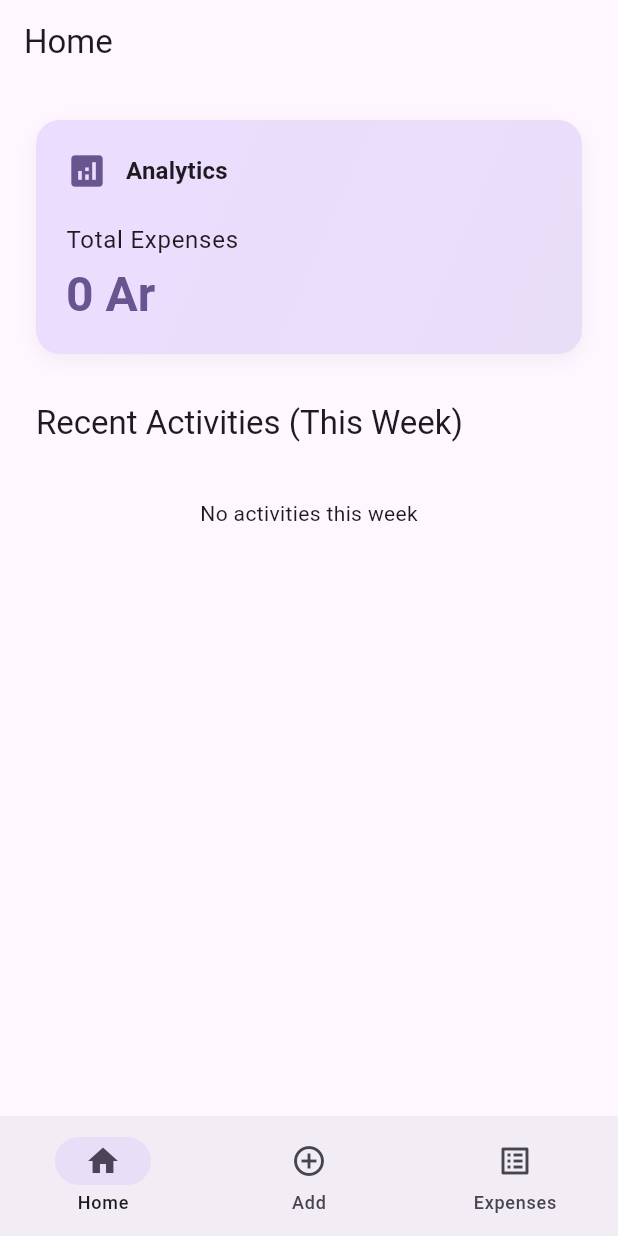
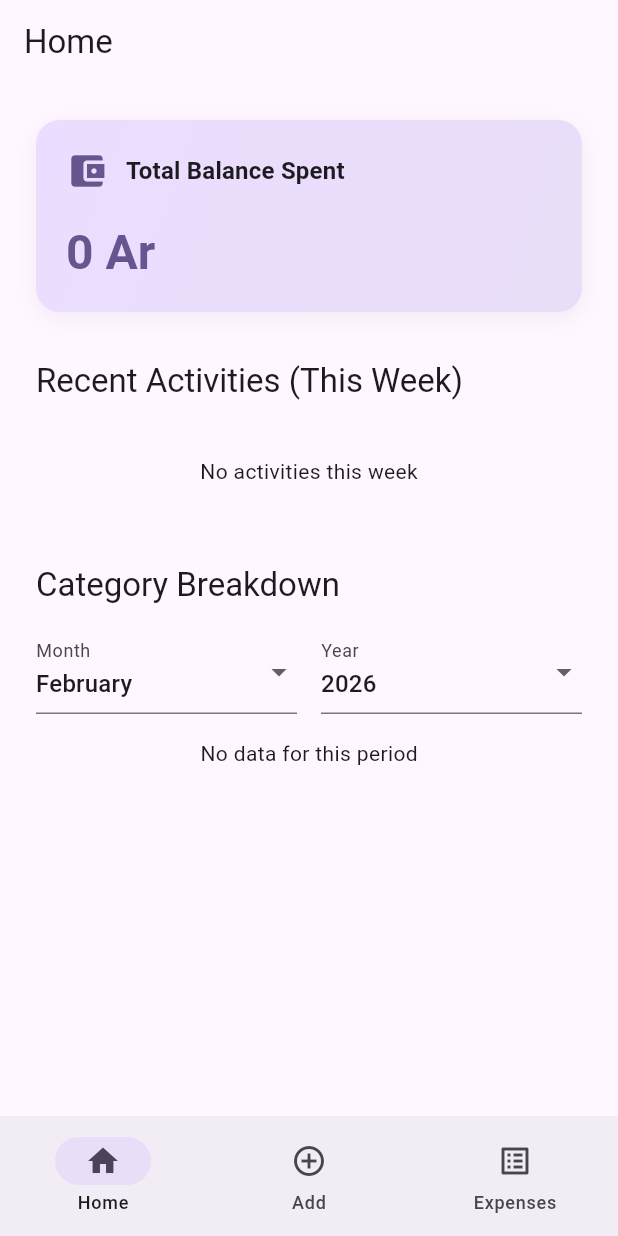
Before and after one commit to HenintsoaPaul/poketra-vy, a Flutter app: the screen it shows after launch, on a phone screen of 412 x 824 dp. Run offline on Flutter 3.47's test engine with Material 3 defaults, Android fonts, the phone set to English and light mode, and no system bars; our stand-ins replace fl_chart, flutter_riverpod, go_router, hive, hive_flutter, speech_to_text; accounts and stored records are empty.

Commit message:
feat: categories breakdown chart

```diff
--- a/lib/features/home/screens/home_screen.dart
+++ b/lib/features/home/screens/home_screen.dart
@@ -1,21 +1,43 @@
 import 'package:flutter/material.dart';
 import 'package:flutter_riverpod/flutter_riverpod.dart';
+import 'package:intl/intl.dart';
 import '../../expenses/providers/expenses_provider.dart';
 import '../../expenses/widgets/expense_tile.dart';
+import '../widgets/expense_pie_chart.dart';
 
-class HomeScreen extends ConsumerWidget {
+class HomeScreen extends ConsumerStatefulWidget {
   const HomeScreen({super.key});
 
   @override
-  Widget build(BuildContext context, WidgetRef ref) {
+  ConsumerState<HomeScreen> createState() => _HomeScreenState();
+}
+
+class _HomeScreenState extends ConsumerState<HomeScreen> {
+  late int _selectedMonth;
+  late int _selectedYear;
+
+  @override
+  void initState() {
+    super.initState();
+    final now = DateTime.now();
+    _selectedMonth = now.month;
+    _selectedYear = now.year;
+  }
+
+  @override
+  Widget build(BuildContext context) {
     final expenses = ref.watch(expensesProvider);
 
-    // Calculate Total Expenses
-    final totalAmount = expenses.fold(0.0, (sum, item) => sum + item.amount);
+    // Calculate total amount for all time
+    final allTimeTotal = expenses.fold(0.0, (sum, item) => sum + item.amount);
+
+    // Filter expenses for selected month/year for the chart
+    final filteredForChart = expenses.where((e) {
+      return e.date.month == _selectedMonth && e.date.year == _selectedYear;
+    }).toList();
 
     // Calculate Recent Activities (Last 5 this week)
     final now = DateTime.now();
-    // Monday as start of week
     final weekStart = now.subtract(Duration(days: now.weekday - 1));
     final weekStartTime = DateTime(
       weekStart.year,
@@ -43,8 +65,8 @@ class HomeScreen extends ConsumerWidget {
           child: Column(
             crossAxisAlignment: CrossAxisAlignment.start,
             children: [
-              // Analytics Section
-              _buildAnalyticsSection(context, totalAmount),
+              // Analytics Section (All Time)
+              _buildAnalyticsSummary(context, allTimeTotal),
               const SizedBox(height: 32),
 
               // Recent Activities Section
@@ -71,6 +93,17 @@ class HomeScreen extends ConsumerWidget {
                     return ExpenseTile(expense: expense);
                   },
                 ),
+              const SizedBox(height: 32),
+
+              // Charts Section
+              Text(
+                'Category Breakdown',
+                style: Theme.of(context).textTheme.titleLarge,
+              ),
+              const SizedBox(height: 16),
+              _buildMonthYearSelectors(),
+              const SizedBox(height: 16),
+              ExpensePieChart(expenses: filteredForChart),
             ],
           ),
         ),
@@ -78,7 +111,47 @@ class HomeScreen extends ConsumerWidget {
     );
   }
 
-  Widget _buildAnalyticsSection(BuildContext context, double totalAmount) {
+  Widget _buildMonthYearSelectors() {
+    return Row(
+      children: [
+        Expanded(
+          child: DropdownButtonFormField<int>(
+            value: _selectedMonth,
+            decoration: const InputDecoration(labelText: 'Month'),
+            items: List.generate(12, (index) => index + 1).map((month) {
+              return DropdownMenuItem(
+                value: month,
+                child: Text(DateFormat('MMMM').format(DateTime(2024, month))),
+              );
+            }).toList(),
+            onChanged: (val) {
+              if (val != null) setState(() => _selectedMonth = val);
+            },
+          ),
+        ),
+        const SizedBox(width: 16),
+        Expanded(
+          child: DropdownButtonFormField<int>(
+            value: _selectedYear,
+            decoration: const InputDecoration(labelText: 'Year'),
+            items: List.generate(5, (index) => DateTime.now().year - index).map(
+              (year) {
+                return DropdownMenuItem(
+                  value: year,
+                  child: Text(year.toString()),
+                );
+              },
+            ).toList(),
+            onChanged: (val) {
+              if (val != null) setState(() => _selectedYear = val);
+            },
+          ),
+        ),
+      ],
+    );
+  }
+
+  Widget _buildAnalyticsSummary(BuildContext context, double totalAmount) {
     return Container(
       width: double.infinity,
       padding: const EdgeInsets.all(20),
@@ -106,13 +179,13 @@ class HomeScreen extends ConsumerWidget {
           Row(
             children: [
               Icon(
-                Icons.analytics,
+                Icons.account_balance_wallet,
                 size: 28,
                 color: Theme.of(context).colorScheme.primary,
               ),
               const SizedBox(width: 12),
               Text(
-                'Analytics',
+                'Total Balance Spent',
                 style: Theme.of(
                   context,
                 ).textTheme.titleMedium?.copyWith(fontWeight: FontWeight.bold),
@@ -120,8 +193,6 @@ class HomeScreen extends ConsumerWidget {
             ],
           ),
           const SizedBox(height: 20),
-          Text('Total Expenses', style: Theme.of(context).textTheme.bodyLarge),
-          const SizedBox(height: 4),
           Text(
             '${totalAmount.toStringAsFixed(0)} Ar',
             style: Theme.of(context).textTheme.headlineLarge?.copyWith(
--- /dev/null
+++ b/lib/features/home/widgets/expense_pie_chart.dart
@@ -0,0 +1,110 @@
+import 'package:flutter/material.dart';
+import 'package:fl_chart/fl_chart.dart';
+import '../../../../core/models/expense.dart';
+
+class ExpensePieChart extends StatelessWidget {
+  final List<Expense> expenses;
+
+  const ExpensePieChart({super.key, required this.expenses});
+
+  @override
+  Widget build(BuildContext context) {
+    if (expenses.isEmpty) {
+      return const Center(child: Text('No data for this period'));
+    }
+
+    final categoryTotals = <String, double>{};
+    for (var expense in expenses) {
+      categoryTotals[expense.category] =
+          (categoryTotals[expense.category] ?? 0) + expense.amount;
+    }
+
+    final total = categoryTotals.values.fold(0.0, (sum, val) => sum + val);
+
+    return AspectRatio(
+      aspectRatio: 1.3,
+      child: PieChart(
+        PieChartData(
+          sectionsSpace: 2,
+          centerSpaceRadius: 40,
+          sections: categoryTotals.entries.map((entry) {
+            final color = _getCategoryColor(entry.key);
+            final percentage = (entry.value / total) * 100;
+            return PieChartSectionData(
+              color: color,
+              value: entry.value,
+              title: '${percentage.toStringAsFixed(0)}%',
+              radius: 50,
+              titleStyle: const TextStyle(
+                fontSize: 12,
+                fontWeight: FontWeight.bold,
+                color: Colors.white,
+              ),
+              badgeWidget: _Badge(entry.key, size: 40, borderColor: color),
+              badgePositionPercentageOffset: 1.3,
+            );
+          }).toList(),
+        ),
+      ),
+    );
+  }
+
+  Color _getCategoryColor(String category) {
+    switch (category.toLowerCase()) {
+      case 'food':
+        return Colors.orange;
+      case 'transport':
+        return Colors.blue;
+      case 'rent':
+        return Colors.purple;
+      case 'fun':
+        return Colors.green;
+      case 'shopping':
+        return Colors.pink;
+      case 'misc':
+        return Colors.grey;
+      default:
+        return Colors.teal;
+    }
+  }
+}
+
+class _Badge extends StatelessWidget {
+  final String label;
+  final double size;
+  final Color borderColor;
+
+  const _Badge(this.label, {required this.size, required this.borderColor});
+
+  @override
+  Widget build(BuildContext context) {
+    return AnimatedContainer(
+      duration: PieChart.defaultDuration,
+      width: size,
+      height: size,
+      decoration: BoxDecoration(
+        color: Colors.white,
+        shape: BoxShape.circle,
+        border: Border.all(color: borderColor, width: 2),
+        boxShadow: <BoxShadow>[
+          BoxShadow(
+            color: Colors.black.withValues(alpha: .5),
+            offset: const Offset(3, 3),
+            blurRadius: 3,
+          ),
+        ],
+      ),
+      padding: EdgeInsets.all(size * .15),
+      child: Center(
+        child: Text(
+          label[0].toUpperCase(),
+          style: TextStyle(
+            fontSize: size * .4,
+            fontWeight: FontWeight.bold,
+            color: borderColor,
+          ),
+        ),
+      ),
+    );
+  }
+}
```
